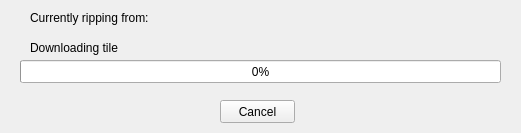
This is software/QGroundStation/libraries/opmapcontrol/mapwidget/mapripform.ui in nongxiaoming/QGroundStation as Qt 5 draws it before an edit. The edited form follows.
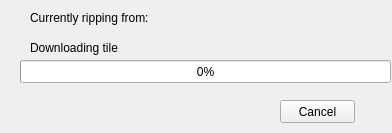
This is the edited form.

The edit to the form file:
```diff
--- a/software/QGroundStation/libraries/opmapcontrol/mapwidget/mapripform.ui
+++ b/software/QGroundStation/libraries/opmapcontrol/mapwidget/mapripform.ui
@@ -6,7 +6,7 @@
    <rect>
     <x>0</x>
     <y>0</y>
-    <width>521</width>
+    <width>392</width>
     <height>133</height>
    </rect>
   </property>
@@ -18,7 +18,7 @@
     <rect>
      <x>20</x>
      <y>60</y>
-     <width>481</width>
+     <width>371</width>
      <height>23</height>
     </rect>
    </property>
@@ -31,7 +31,7 @@
     <rect>
      <x>30</x>
      <y>10</y>
-     <width>481</width>
+     <width>321</width>
      <height>16</height>
     </rect>
    </property>
@@ -55,7 +55,7 @@
   <widget class="QPushButton" name="cancelButton">
    <property name="geometry">
     <rect>
-     <x>220</x>
+     <x>280</x>
      <y>100</y>
      <width>75</width>
      <height>23</height>
```
